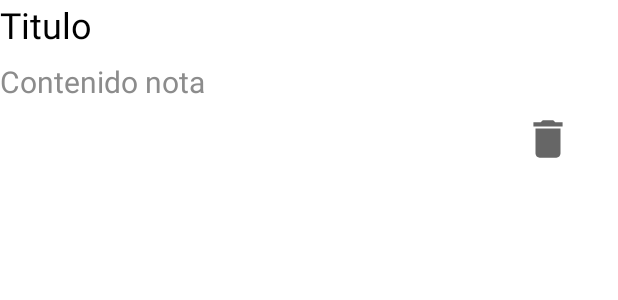
After one commit to RojoAder/MisNotas, an Android app: the layout nota_layout.xml on its own in the app's theme, with its tools: preview values and no code run, on a phone screen of 412 x 824 dp. The commit adds this screen. Shown: the top 300 px of the screen. Run offline under Robolectric (Android 15) with nearby library versions, the phone set to English and light mode, and no system bars.

Commit message:
Front end

```diff
--- /dev/null
+++ b/MisNotas/app/src/main/res/drawable/ic_baseline_delete_24.xml
@@ -0,0 +1,10 @@
+<vector xmlns:android="http://schemas.android.com/apk/res/android"
+    android:width="24dp"
+    android:height="24dp"
+    android:viewportWidth="24"
+    android:viewportHeight="24"
+    android:tint="?attr/colorControlNormal">
+  <path
+      android:fillColor="@android:color/white"
+      android:pathData="M6,19c0,1.1 0.9,2 2,2h8c1.1,0 2,-0.9 2,-2V7H6v12zM19,4h-3.5l-1,-1h-5l-1,1H5v2h14V4z"/>
+</vector>
--- /dev/null
+++ b/MisNotas/app/src/main/res/layout/nota_layout.xml
@@ -0,0 +1,45 @@
+<?xml version="1.0" encoding="utf-8"?>
+<LinearLayout xmlns:android="http://schemas.android.com/apk/res/android"
+    android:layout_width="match_parent"
+    android:layout_height="wrap_content"
+    android:orientation="vertical">
+
+    <TextView
+        android:layout_width="match_parent"
+        android:layout_height="wrap_content"
+        android:layout_marginBottom="8dp"
+        android:text="Titulo"
+        android:textColor="@color/black"
+        android:textSize="24dp"
+        android:id="@+id/titulo_nota"/>
+
+    <TextView
+        android:layout_width="match_parent"
+        android:layout_height="wrap_content"
+        android:textSize="20dp"
+        android:id="@+id/contenido_nota"
+        android:text="Contenido nota"
+        android:textColor="@color/gray"/>
+
+    <LinearLayout
+        android:layout_width="match_parent"
+        android:layout_height="wrap_content"
+        android:orientation="horizontal"
+        android:layout_marginTop="8dp"
+        android:layout_marginRight="8dp">
+
+        <Space
+            android:layout_width="wrap_content"
+            android:layout_height="wrap_content"
+            android:layout_weight="1"/>
+
+        <ImageView
+            android:layout_width="15pt"
+            android:layout_height="15pt"
+            android:layout_marginRight="10pt"
+            android:src="@drawable/ic_baseline_delete_24"
+            android:id="@+id/btn_borrar"/>
+
+    </LinearLayout>
+
+</LinearLayout>
--- a/MisNotas/app/src/main/res/values/colors.xml
+++ b/MisNotas/app/src/main/res/values/colors.xml
@@ -7,4 +7,6 @@
     <color name="teal_700">#FF018786</color>
     <color name="black">#FF000000</color>
     <color name="white">#FFFFFFFF</color>
+    <color name="red">#FF3232</color>
+    <color name="gray">#8c8c8c</color>
 </resources>
```
Also changed, not shown: MisNotas/app/src/main/res/drawable/ic_baseline_add_24.xml (added, +10 -0 lines), MisNotas/app/src/main/res/layout/activity_main.xml (+19 -8 lines).
